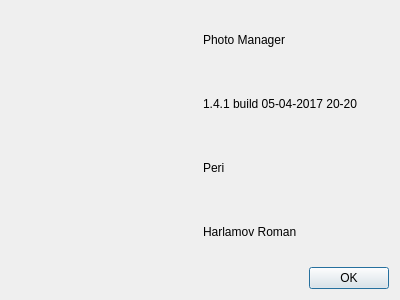
Above: PhotoManager/aboutwindow.ui from pphprj/periphotoproject before the change. Below: the same form after it.
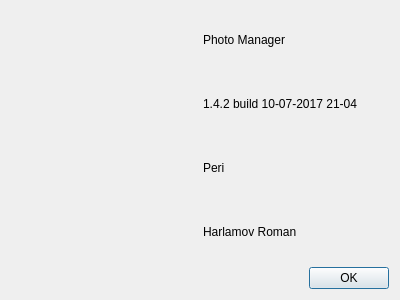
That is the form after the change.

Patch:
```diff
--- a/PhotoManager/aboutwindow.ui
+++ b/PhotoManager/aboutwindow.ui
@@ -26,7 +26,7 @@
      <item row="1" column="1">
       <widget class="QLabel" name="labelVersion">
        <property name="text">
-        <string>1.4.1 build 05-04-2017 20-20</string>
+        <string>1.4.2 build 10-07-2017 21-04</string>
        </property>
       </widget>
      </item>
```
